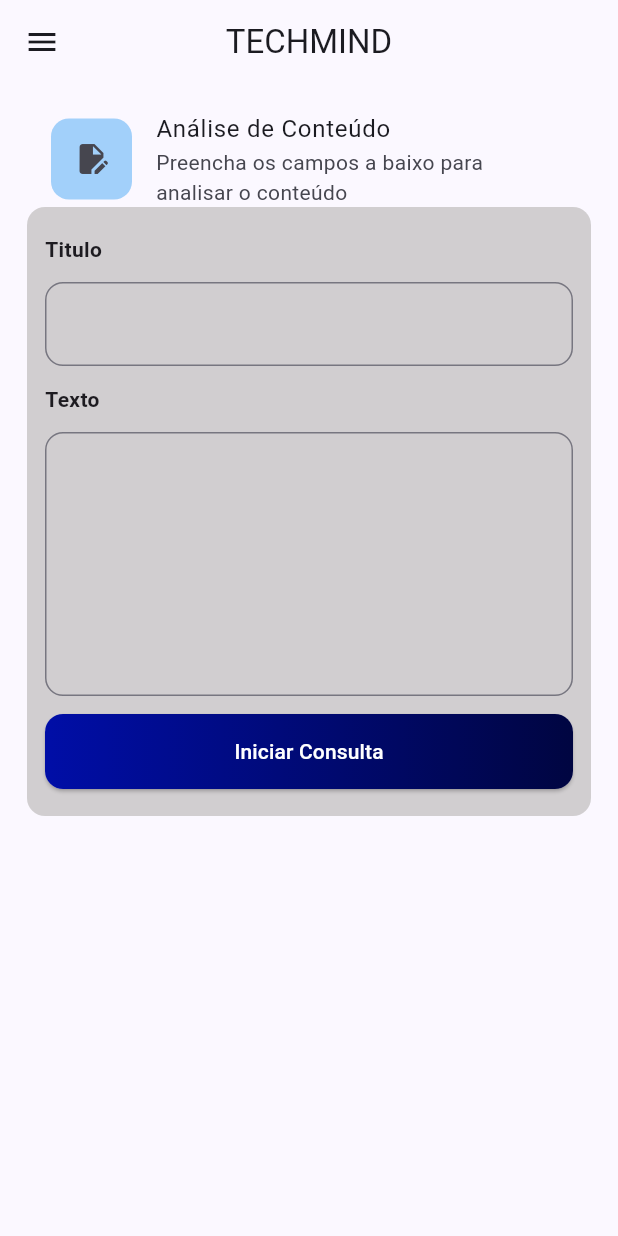
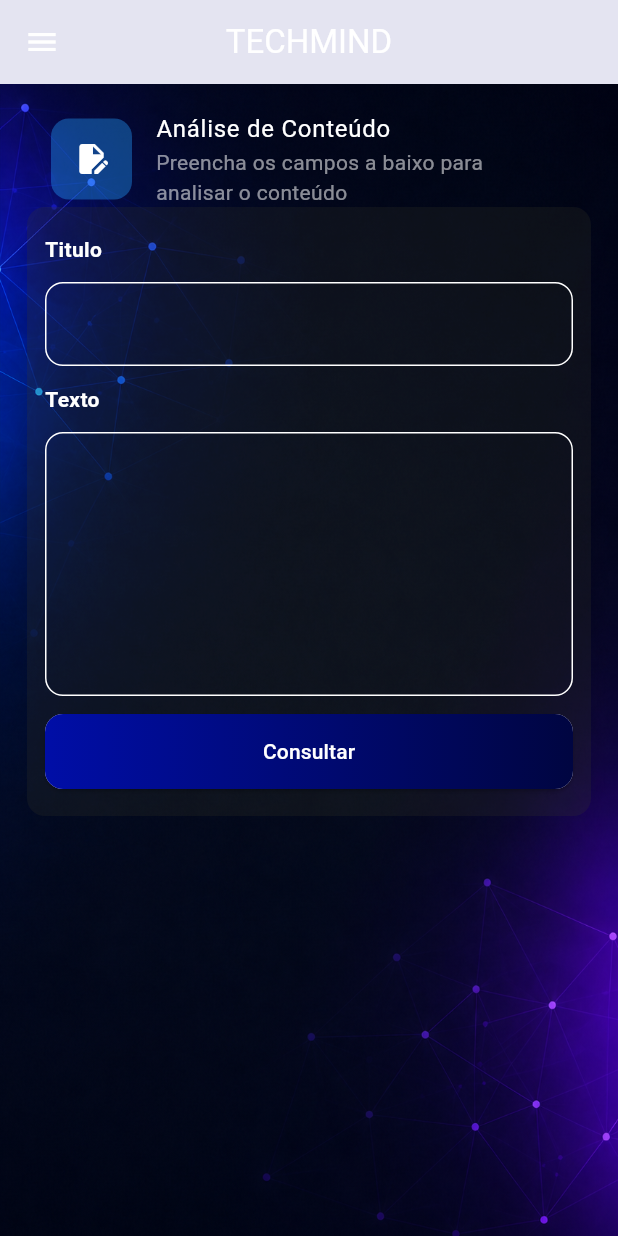
Before and after one commit to No-Country-simulation/G9-BR-Team-19, a Flutter app: the ConsultaConteudoView screen opened directly, on a phone screen of 412 x 824 dp. Run offline on Flutter 3.47's test engine with Material 3 defaults, Android fonts, the phone set to English and light mode, and no system bars; our stand-ins replace google_fonts; Roboto replaces fonts that are missing (Iceberg).

```diff
--- a/Mobile/techmind/lib/main.dart
+++ b/Mobile/techmind/lib/main.dart
@@ -21,6 +21,7 @@ class MyApp extends StatelessWidget {
     return MaterialApp(
       title: 'Tech Mind',
       theme: ThemeData(
+        // colorScheme: ColorScheme.fromSeed(seedColor: Color(0xff000EA7)),
         colorScheme: ColorScheme.fromSeed(seedColor: Color(0xff000EA7)),
         textTheme: GoogleFonts.icebergTextTheme(),
       ),
--- a/Mobile/techmind/lib/shared/widgets/botao_form.dart
+++ b/Mobile/techmind/lib/shared/widgets/botao_form.dart
@@ -5,7 +5,13 @@ class BotaoForm extends StatelessWidget {
   final Function() onPressed;
   final Color gradient1;
   final Color gradient2;
-  const BotaoForm({super.key, required this.label, required this.onPressed, required this.gradient1, required this.gradient2});
+  const BotaoForm({
+    super.key,
+    required this.label,
+    required this.onPressed,
+    required this.gradient1,
+    required this.gradient2,
+  });
 
   @override
   Widget build(BuildContext context) {
@@ -27,7 +33,7 @@ class BotaoForm extends StatelessWidget {
         },
       ),
       onPressed: onPressed,
-      child: Text("Iniciar Consulta", style: TextStyle(color: Colors.white)),
+      child: Text(label, style: TextStyle(color: Colors.white)),
     );
   }
 }
--- a/Mobile/techmind/lib/shared/widgets/input_form.dart
+++ b/Mobile/techmind/lib/shared/widgets/input_form.dart
@@ -6,6 +6,7 @@ class InputForm extends StatelessWidget {
   final Icon? icon;
   final int? maxLine;
   final String? hintText;
+  final bool obscureText;
   const InputForm({
     super.key,
     required this.controller,
@@ -13,21 +14,34 @@ class InputForm extends StatelessWidget {
     this.icon,
     this.maxLine,
     this.hintText,
+    this.obscureText = false,
   });
 
   @override
   Widget build(BuildContext context) {
     return TextFormField(
-      maxLines: maxLine,
-
+      enabled: true,
+      maxLines: obscureText == true ? 1 : maxLine,
+      obscureText: obscureText,
       decoration: InputDecoration(
         hintText: hintText,
         prefixIcon: icon,
         fillColor: Color(0xff000EA7),
-        border:  OutlineInputBorder(borderRadius: BorderRadius.circular(12)),
-        label: Text(label ?? ""),
+        enabledBorder: bordeSide(Colors.white),
+        focusedBorder: bordeSide(Colors.white),
+        errorBorder: bordeSide(Colors.red),
+        focusedErrorBorder: bordeSide(Colors.red),
+        // border: OutlineInputBorder(
+        //   borderSide: BorderSide(color: Colors.white),
+        //   borderRadius: BorderRadius.circular(12),
+        // ),
+        label: Text(
+          label ?? "",
+          style: TextStyle(color: const Color.fromARGB(169, 255, 255, 255)),
+        ),
       ),
       controller: controller,
+      style: const TextStyle(color: Colors.white),
       validator: (value) {
         if (value == null || value.isEmpty) {
           return "Campo obrigatório";
@@ -36,4 +50,11 @@ class InputForm extends StatelessWidget {
       },
     );
   }
+
+  OutlineInputBorder bordeSide(Color color) {
+    return OutlineInputBorder(
+      borderSide: BorderSide(color: color),
+      borderRadius: BorderRadius.circular(12),
+    );
+  }
 }
--- a/Mobile/techmind/lib/view/consulta_conteudo_view.dart
+++ b/Mobile/techmind/lib/view/consulta_conteudo_view.dart
@@ -1,4 +1,5 @@
 import 'package:flutter/material.dart';
+import 'package:techmind/config/app_size.dart';
 import 'package:techmind/models/consulta_conteudo.dart';
 import 'package:techmind/shared/widgets/botao_form.dart';
 import 'package:techmind/shared/widgets/input_form.dart';
@@ -21,31 +22,81 @@ class _ConsultaConteudoViewState extends State<ConsultaConteudoView> {
   Widget build(BuildContext context) {
     return SafeArea(
       child: Scaffold(
+        backgroundColor: const Color(0x0F0F0F80),
         resizeToAvoidBottomInset: false,
-        appBar: AppBar(title: Text("TECHMIND"), centerTitle: true),
+        appBar: AppBar(
+          iconTheme: const IconThemeData(color: Colors.white),
+          title: Text("TECHMIND", style: TextStyle(color: Colors.white)),
+          centerTitle: true,
+          backgroundColor: const Color(0x0F0F0F80),
+        ),
         drawer: Drawer(
           child: Column(
+            mainAxisSize: MainAxisSize.max,
             children: [
               SizedBox(
+                height: context.altura * 0.10,
                 width: double.infinity,
                 child: DrawerHeader(
-                  decoration: BoxDecoration(color: Colors.blue),
-                  child: Text("TECHMIND"),
+                  decoration: BoxDecoration(color: Color(0xff000541)),
+                  child: Align(
+                    alignment: Alignment.centerLeft,
+                    child: Text(
+                      "TECHMIND",
+                      textAlign: TextAlign.left,
+                      style: TextStyle(
+                        color: Colors.white,
+                        fontWeight: FontWeight.bold,
+                      ),
+                    ),
+                  ),
                 ),
               ),
               ListTile(title: Text("Nova Análise"), onTap: () {}),
+              const Divider(),
               ListTile(title: Text("Bibliotech"), onTap: () {}),
+              const Divider(),
               ListTile(title: Text("Métricas"), onTap: () {}),
+              const Divider(),
+
+              Expanded(
+                child: Align(
+                  alignment: Alignment.bottomRight,
+                  child: Padding(
+                    padding: const EdgeInsets.all(8.0),
+                    child: TextButton(
+                      style: TextButton.styleFrom(
+                        side: const BorderSide(
+                          color: Color(0xff000541), // Cor da borda
+                          width: 0.7,
+                        ),
+                      ),
+                      onPressed: () {},
+                      child: Row(
+                        mainAxisAlignment: MainAxisAlignment.end,
+                        children: [
+                          Text("Sair", style: TextStyle(fontSize: 20)),
+                          IconButton(
+                            color: Colors.red,
+                            onPressed: () {},
+                            icon: Icon(Icons.logout, size: 25),
+                          ),
+                        ],
+                      ),
+                    ),
+                  ),
+                ),
+              ),
             ],
           ),
         ),
         body: Container(
-          // decoration: BoxDecoration(
-          //   image: DecorationImage(
-          //     image: AssetImage('assets/plano_de_fundo.png'),
-          //     fit: BoxFit.cover,
-          //   ),
-          // ),
+          decoration: BoxDecoration(
+            image: DecorationImage(
+              image: AssetImage('assets/plano_de_fundo.png'),
+              fit: BoxFit.cover,
+            ),
+          ),
           child: Padding(
             padding: const EdgeInsets.all(18.0),
             child: Column(
@@ -53,17 +104,21 @@ class _ConsultaConteudoViewState extends State<ConsultaConteudoView> {
               children: [
                 ListTile(
                   minVerticalPadding: 0,
-                  title: Text("Análise de Conteúdo"),
+                  title: Text(
+                    "Análise de Conteúdo",
+                    style: TextStyle(color: Colors.white),
+                  ),
                   leading: Container(
                     padding: EdgeInsets.all(15),
                     decoration: BoxDecoration(
                       borderRadius: BorderRadius.circular(12),
                       color: const Color.fromARGB(104, 33, 149, 243),
                     ),
-                    child: Icon(Icons.edit_document),
+                    child: Icon(Icons.edit_document, color: Colors.white),
                   ),
                   subtitle: Text(
                     "Preencha os campos a baixo para analisar o conteúdo",
+                    style: TextStyle(color: Colors.white54),
                   ),
                 ),
                 Form(
@@ -85,7 +140,10 @@ class _ConsultaConteudoViewState extends State<ConsultaConteudoView> {
                       children: [
                         Text(
                           "Titulo",
-                          style: TextStyle(fontWeight: FontWeight.bold),
+                          style: TextStyle(
+                            fontWeight: FontWeight.bold,
+                            color: Colors.white,
+                          ),
                         ),
                         InputForm(
                           controller: ctrTitulo,
@@ -93,7 +151,10 @@ class _ConsultaConteudoViewState extends State<ConsultaConteudoView> {
                         ),
                         Text(
                           "Texto",
-                          style: TextStyle(fontWeight: FontWeight.bold),
+                          style: TextStyle(
+                            fontWeight: FontWeight.bold,
+                            color: Colors.white,
+                          ),
                         ),
                         InputForm(
                           controller: ctrTexto,
--- a/Mobile/techmind/lib/view/login_view.dart
+++ b/Mobile/techmind/lib/view/login_view.dart
@@ -12,7 +12,14 @@ class LoginView extends StatelessWidget {
   Widget build(BuildContext context) {
     return SafeArea(
       child: Scaffold(
-        body: Padding(
+        body: Container(
+          decoration: BoxDecoration(
+            image: DecorationImage(
+              image: AssetImage('assets/plano_de_fundo.png'),
+              fit: BoxFit.cover,
+            ),
+          ),
+          child: Padding(
             padding: const EdgeInsets.only(left: 8.0, right: 8.0),
             child: Column(
               spacing: 12,
@@ -21,13 +28,17 @@ class LoginView extends StatelessWidget {
               children: [
                 Text(
                   "Entrar",
-                style: TextStyle(fontSize: 45, fontWeight: FontWeight.bold),
+                  style: TextStyle(
+                    fontSize: 45,
+                    fontWeight: FontWeight.bold,
+                    color: Colors.white,
+                  ),
                 ),
                 Row(
                   children: [
                     Text(
                       "Ainda não possui um conta?",
-                    style: TextStyle(color: Color.fromRGBO(0, 0, 0, 0.5)),
+                      style: TextStyle(color: Color.fromRGBO(255, 255, 255, 1)),
                     ),
                     TextButton(onPressed: () {}, child: Text("Cadastrar-se")),
                   ],
@@ -35,12 +46,13 @@ class LoginView extends StatelessWidget {
                 InputForm(
                   controller: ctlLogin,
                   label: "Nome do usuário ou Email",
-                icon: Icon(Icons.people),
+                  icon: Icon(Icons.people, color: Colors.white),
                 ),
                 InputForm(
                   controller: ctlSenha,
                   label: "Senha",
-                icon: Icon(Icons.lock),
+                  obscureText: true,
+                  icon: Icon(Icons.lock, color: Colors.white),
                 ),
                 const SizedBox(height: 12),
                 BotaoForm(
@@ -51,10 +63,11 @@ class LoginView extends StatelessWidget {
                       MaterialPageRoute(builder: (_) => ConsultaConteudoView()),
                     );
                   },
-                gradient1: Color(0xff270551),
-                gradient2: Color(0xff4515A3),
+                  gradient1: Color(0xFF000EA7),
+                  gradient2: Color(0xFF000541),
                 ),
               ],
+            ),
           ),
         ),
       ),
```
Lines whose indentation alone changed are shown as unchanged.
